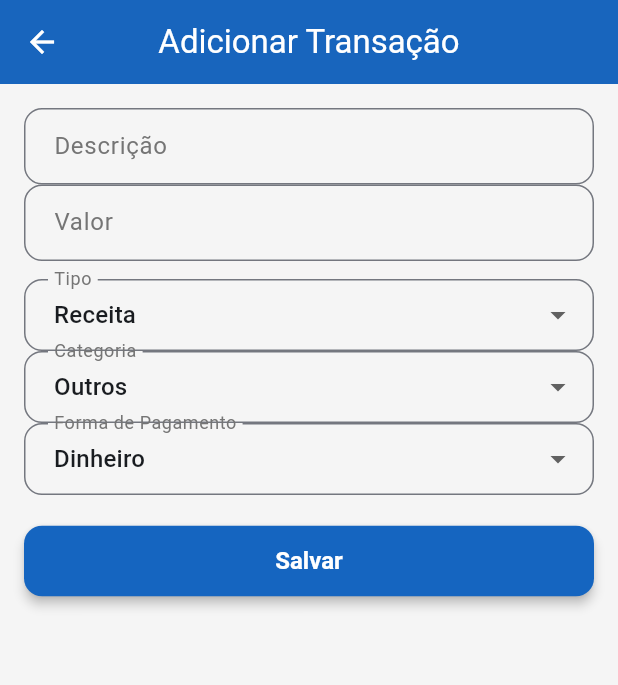
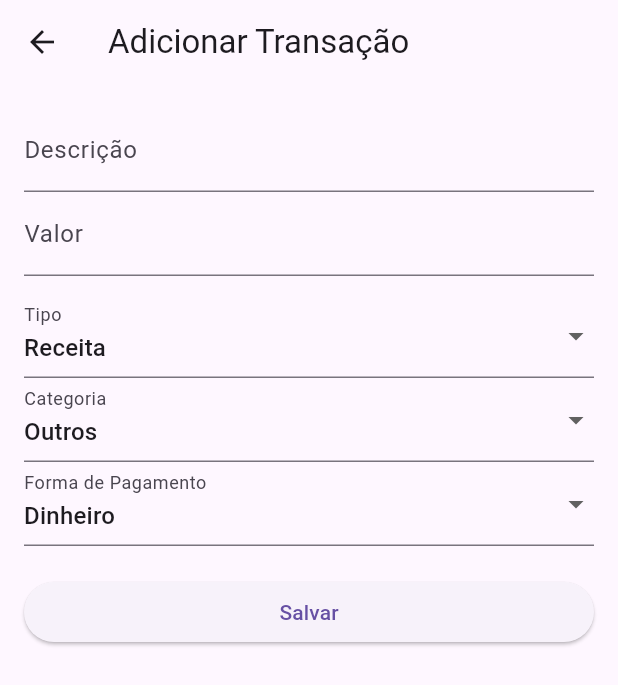
Before and after one commit to LevyFatec/financas, a Flutter app: the screen it shows after launch, after a tap on "Adicionar Transação", on a phone screen of 412 x 824 dp. Shown: the top 685 px of the screen. Run offline on Flutter 3.47's test engine with Material 3 defaults, Android fonts, the phone set to English and light mode, and no system bars; our stand-ins replace fl_chart, shared_preferences, sqflite; accounts and stored records are empty.

Commit message:
adicionando tema escuro e mudar moeda

```diff
--- a/lib/main.dart
+++ b/lib/main.dart
@@ -1,8 +1,22 @@
-import 'package:app_financas/telas/home.dart';
 import 'package:flutter/material.dart';
-import 'theme.dart';
+import 'package:shared_preferences/shared_preferences.dart';
+import 'telas/home.dart';
 
-void main() {
+// Notifiers globais
+final ValueNotifier<ThemeMode> temaNotifier = ValueNotifier(ThemeMode.light);
+final ValueNotifier<String> moedaNotifier = ValueNotifier('R\$');
+
+Future<void> main() async {
+  WidgetsFlutterBinding.ensureInitialized();
+
+  // Carregar preferências salvas
+  final prefs = await SharedPreferences.getInstance();
+  final temaEscuro = prefs.getBool('temaEscuro') ?? false;
+  final moeda = prefs.getString('moeda') ?? 'R\$';
+
+  temaNotifier.value = temaEscuro ? ThemeMode.dark : ThemeMode.light;
+  moedaNotifier.value = moeda;
+
   runApp(const MyApp());
 }
 
@@ -11,11 +25,18 @@ class MyApp extends StatelessWidget {
 
   @override
   Widget build(BuildContext context) {
-    return MaterialApp(
-      debugShowCheckedModeBanner: false,
-      title: 'Controle Financeiro',
-      theme: AppTheme.lightTheme,
-      home: const Home(),
+    return ValueListenableBuilder<ThemeMode>(
+      valueListenable: temaNotifier,
+      builder: (_, tema, __) {
+        return MaterialApp(
+          title: 'Controle Financeiro',
+          theme: ThemeData.light(useMaterial3: true),
+          darkTheme: ThemeData.dark(useMaterial3: true),
+          themeMode: tema,
+          debugShowCheckedModeBanner: false,
+          home: const Home(),
+        );
+      },
     );
   }
 }
--- a/lib/telas/dashboardpage.dart
+++ b/lib/telas/dashboardpage.dart
@@ -4,6 +4,7 @@ import '../controllers/transacao_controller.dart';
 import '../widgets/button.dart';
 import '../widgets/textos.dart';
 import 'add_transaction_page.dart';
+import '../main.dart'; // para acessar moedaNotifier
 
 class DashboardPage extends StatefulWidget {
   const DashboardPage({super.key});
@@ -38,8 +39,6 @@ class _DashboardPageState extends State<DashboardPage> {
 
   @override
   Widget build(BuildContext context) {
-    final formatador = NumberFormat.currency(locale: 'pt_BR', symbol: 'R\$');
-
     return Scaffold(
       appBar: AppBar(
         title: const Text('Dashboard Financeiro'),
@@ -64,9 +63,14 @@ class _DashboardPageState extends State<DashboardPage> {
                     children: [
                       const Textos('Saldo Atual', Colors.black),
                       const SizedBox(height: 8),
-                      Textos(
-                        formatador.format(saldo),
-                        saldo >= 0 ? Colors.green : Colors.red,
+                      ValueListenableBuilder<String>(
+                        valueListenable: moedaNotifier,
+                        builder: (_, moeda, __) {
+                          return Textos(
+                            '$moeda ${saldo.toStringAsFixed(2)}',
+                            saldo >= 0 ? Colors.green : Colors.red,
+                          );
+                        },
                       ),
                     ],
                   ),
@@ -96,7 +100,15 @@ class _DashboardPageState extends State<DashboardPage> {
                                 color: Colors.green, size: 40),
                             const Textos('Receitas', Colors.black),
                             const SizedBox(height: 8),
-                            Textos(formatador.format(receitas), Colors.green),
+                            ValueListenableBuilder<String>(
+                              valueListenable: moedaNotifier,
+                              builder: (_, moeda, __) {
+                                return Textos(
+                                  '$moeda ${receitas.toStringAsFixed(2)}',
+                                  Colors.green,
+                                );
+                              },
+                            ),
                           ],
                         ),
                       ),
@@ -118,7 +130,15 @@ class _DashboardPageState extends State<DashboardPage> {
                                 color: Colors.red, size: 40),
                             const Textos('Despesas', Colors.black),
                             const SizedBox(height: 8),
-                            Textos(formatador.format(despesas), Colors.red),
+                            ValueListenableBuilder<String>(
+                              valueListenable: moedaNotifier,
+                              builder: (_, moeda, __) {
+                                return Textos(
+                                  '$moeda ${despesas.toStringAsFixed(2)}',
+                                  Colors.red,
+                                );
+                              },
+                            ),
                           ],
                         ),
                       ),
--- a/lib/telas/history_page.dart
+++ b/lib/telas/history_page.dart
@@ -3,6 +3,7 @@ import '../controllers/transacao_controller.dart';
 import '../models/transacao_model.dart';
 import 'package:intl/intl.dart';
 import 'pie_chart_page.dart';
+import '../main.dart'; // Para moedaNotifier
 
 class HistoryPage extends StatefulWidget {
   const HistoryPage({super.key});
@@ -52,7 +53,7 @@ class _HistoryPageState extends State<HistoryPage> {
       ),
       body: Column(
         children: [
-          // 🧩 Filtros - 1 parte
+          // 🧩 Filtros
           Expanded(
             flex: 1,
             child: Padding(
@@ -90,7 +91,7 @@ class _HistoryPageState extends State<HistoryPage> {
             ),
           ),
 
-          // 📋 Lista de transações - 6 partes
+          // 📋 Lista de transações
           Expanded(
             flex: 6,
             child: RefreshIndicator(
@@ -106,11 +107,16 @@ class _HistoryPageState extends State<HistoryPage> {
                     ),
                     title: Text(t.descricao),
                     subtitle: Text("${t.categoria} - ${DateFormat('dd/MM/yyyy').format(t.data)}"),
-                    trailing: Text(
-                      "R\$ ${t.valor.toStringAsFixed(2)}",
-                      style: TextStyle(
-                        color: t.tipo == 'receita' ? Colors.green : Colors.red,
-                      ),
+                    trailing: ValueListenableBuilder<String>(
+                      valueListenable: moedaNotifier,
+                      builder: (_, moeda, __) {
+                        return Text(
+                          "$moeda ${t.valor.toStringAsFixed(2)}",
+                          style: TextStyle(
+                            color: t.tipo == 'receita' ? Colors.green : Colors.red,
+                          ),
+                        );
+                      },
                     ),
                   );
                 },
@@ -118,7 +124,7 @@ class _HistoryPageState extends State<HistoryPage> {
             ),
           ),
 
-          // 🥧 Botão gráfico - 1 parte
+          // 🥧 Botão gráfico
           Expanded(
             flex: 1,
             child: Center(
--- a/lib/telas/settingspage.dart
+++ b/lib/telas/settingspage.dart
@@ -1,12 +1,111 @@
 import 'package:flutter/material.dart';
+import 'package:shared_preferences/shared_preferences.dart';
+import '../widgets/textos.dart';
+import '../main.dart'; // para acessar os notifiers globais
 
-class SettingsPage extends StatelessWidget {
+class SettingsPage extends StatefulWidget {
   const SettingsPage({super.key});
 
   @override
+  State<SettingsPage> createState() => _SettingsPageState();
+}
+
+class _SettingsPageState extends State<SettingsPage> {
+  bool temaEscuro = false;
+  bool notificacoes = true;
+  String moeda = 'R\$';
+
+  final List<String> moedas = ['R\$', 'USD', 'EUR'];
+
+  @override
+  void initState() {
+    super.initState();
+    _carregarPreferencias();
+  }
+
+  Future<void> _carregarPreferencias() async {
+    final prefs = await SharedPreferences.getInstance();
+    setState(() {
+      temaEscuro = prefs.getBool('temaEscuro') ?? false;
+      notificacoes = prefs.getBool('notificacoes') ?? true;
+      moeda = prefs.getString('moeda') ?? 'R\$';
+    });
+  }
+
+  Future<void> _salvarTema(bool escuro) async {
+    final prefs = await SharedPreferences.getInstance();
+    await prefs.setBool('temaEscuro', escuro);
+    temaNotifier.value = escuro ? ThemeMode.dark : ThemeMode.light;
+  }
+
+  Future<void> _salvarMoeda(String novaMoeda) async {
+    final prefs = await SharedPreferences.getInstance();
+    await prefs.setString('moeda', novaMoeda);
+    moedaNotifier.value = novaMoeda;
+  }
+
+  @override
   Widget build(BuildContext context) {
-    return const Center(
-      child: Text("Configurações (em desenvolvimento)"),
+    return Scaffold(
+      appBar: AppBar(
+        title: const Text('Configurações'),
+      ),
+      body: ListView(
+        padding: const EdgeInsets.all(16),
+        children: [
+          // Tema Escuro
+          SwitchListTile(
+            title: const Textos('Tema Escuro', Colors.black),
+            subtitle: const Text('Ative para modo escuro'),
+            value: temaEscuro,
+            onChanged: (v) {
+              setState(() => temaEscuro = v);
+              _salvarTema(v);
+            },
+          ),
+          const Divider(),
+
+          // Notificações (apenas enfeite)
+          SwitchListTile(
+            title: const Textos('Notificações', Colors.black),
+            subtitle: const Text('Não tem efeito real ainda'),
+            value: notificacoes,
+            onChanged: (v) => setState(() => notificacoes = v),
+          ),
+          const Divider(),
+
+          // Moeda
+          ListTile(
+            title: const Textos('Moeda', Colors.black),
+            subtitle: Text(moeda),
+            trailing: DropdownButton<String>(
+              value: moeda,
+              items: moedas
+                  .map((m) => DropdownMenuItem(
+                value: m,
+                child: Text(m),
+              ))
+                  .toList(),
+              onChanged: (v) {
+                if (v != null) {
+                  setState(() => moeda = v);
+                  _salvarMoeda(v);
+                }
+              },
+            ),
+          ),
+          const Divider(),
+
+          // Sobre o App
+          const SizedBox(height: 20),
+          const Textos('Sobre o App', Colors.black),
+          const SizedBox(height: 8),
+          const Text(
+            'Controle Financeiro\nVersão 1.0\nDesenvolvido por Levy Rocha',
+            style: TextStyle(fontSize: 16),
+          ),
+        ],
+      ),
     );
   }
 }
```
